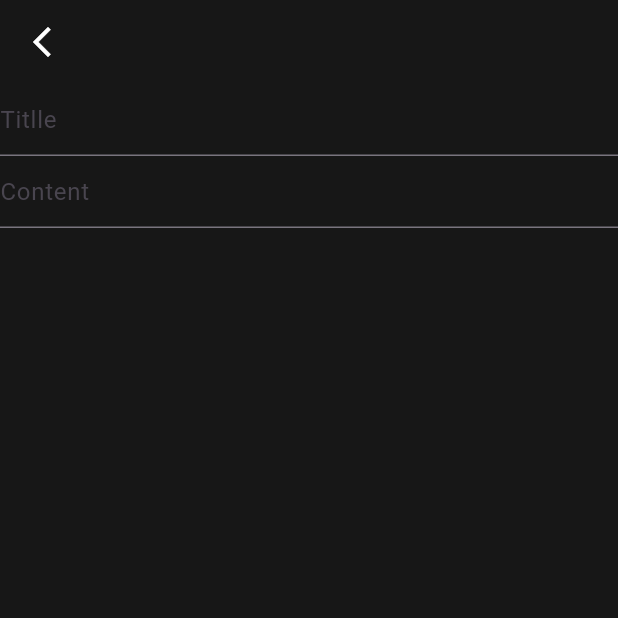
After one commit to DanishSalute/Note-app, a Flutter app: the screen it shows after launch, after a tap on "I like trains", on a phone screen of 412 x 824 dp, the top half of it. The commit adds this screen. Run offline on Flutter 3.47's test engine with Material 3 defaults, Android fonts, the phone set to English and light mode, and no system bars.

Commit message:
Add EditNote page

```diff
--- /dev/null
+++ b/lib/views/edit_note.dart
@@ -0,0 +1,41 @@
+import 'package:flutter/material.dart';
+
+class EditNote extends StatefulWidget {
+  const EditNote({super.key});
+
+  @override
+  State<EditNote> createState() => _EditNoteState();
+}
+
+class _EditNoteState extends State<EditNote> {
+  @override
+  Widget build(BuildContext context) {
+    return Scaffold(
+      // App bar and back navigation
+      appBar: AppBar(
+        backgroundColor: Colors.transparent,
+        leading: IconButton(
+          onPressed: () {
+            Navigator.pop(context);
+          },
+          icon: Icon(Icons.arrow_back_ios_new, color: Colors.white,),
+        ),
+      ),
+
+      body: Column(
+        children: [
+          TextFormField(
+            decoration: InputDecoration(
+              hintText: "Titlle",
+            ),
+          ),
+          TextFormField(
+            decoration: InputDecoration(
+              hintText: "Content",
+            ),
+          )
+        ],
+      ),
+    );
+  }
+}
--- a/lib/views/homepage.dart
+++ b/lib/views/homepage.dart
@@ -15,13 +15,13 @@ class _HomePageState extends State<HomePage> {
       floatingActionButton: FloatingActionButton(
         onPressed: () {},
         backgroundColor: Color.fromARGB(255, 39, 39, 39),
+        shape: CircleBorder(),
         child: const Icon(Icons.add, color: Colors.white70, size: 30),
-
       ),
       floatingActionButtonLocation: FloatingActionButtonLocation.endFloat,
 
       appBar: AppBar(
-        backgroundColor: Color.fromARGB(255, 23, 23, 23),
+        backgroundColor: Colors.transparent,
         leadingWidth: 100.0,
         leading: Center(
           child: Padding(
--- a/lib/views/notes_list.dart
+++ b/lib/views/notes_list.dart
@@ -1,4 +1,5 @@
 import 'package:flutter/material.dart';
+import 'package:flutter_app/views/edit_note.dart';
 
 class NotesList extends StatefulWidget {
   const NotesList({super.key});
@@ -25,7 +26,14 @@ class _NotesListState extends State<NotesList> {
     return ListView.builder(
       itemCount: notes.length,
       itemBuilder: (context, index) {
-        return Card(
+        return GestureDetector(
+          onTap: () {
+            Navigator.push(
+              context,
+              MaterialPageRoute(builder: (context) => EditNote()),
+            );
+          },
+          child: Card(
             color: const Color.fromARGB(255, 39, 39, 39),
             child: Padding(
               padding: EdgeInsetsGeometry.all(15),
@@ -48,6 +56,7 @@ class _NotesListState extends State<NotesList> {
                 ),
               ),
             ),
+          ),
         );
       },
     );
```
Lines whose indentation alone changed are shown as unchanged.
